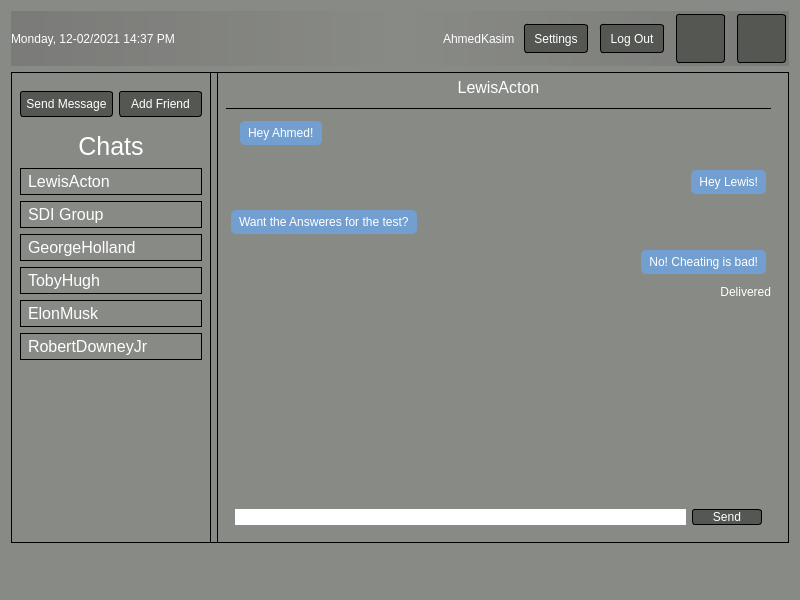
The window that mainhub.ui (AhmedMuktar1/SDIApplicationGroup51) describes before a commit, drawn with Qt 5.
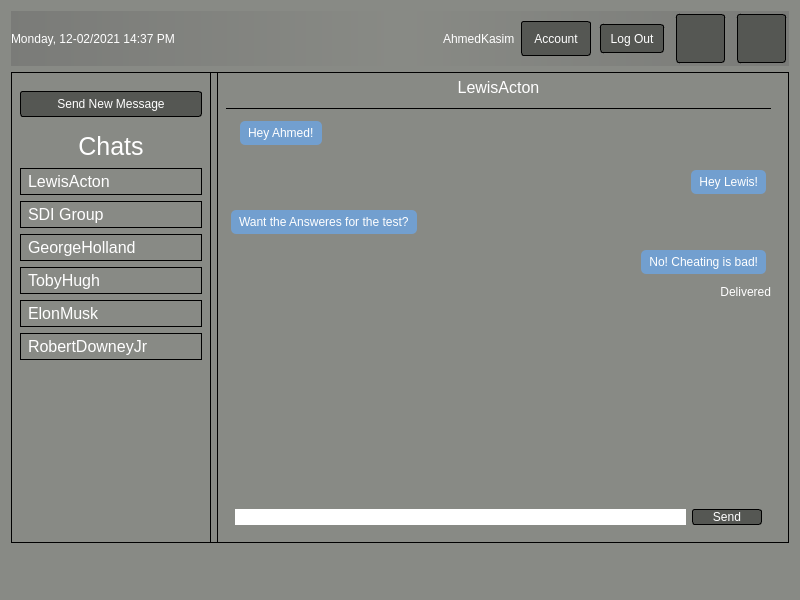
The same window after the commit. Icons and pictures are not drawn.

Commit message: Finished GUI and buttons

The edit to the form file:
```diff
--- a/mainhub.ui
+++ b/mainhub.ui
@@ -183,7 +183,7 @@
        </widget>
       </item>
       <item>
-       <widget class="QPushButton" name="settingsButton">
+       <widget class="QPushButton" name="AccountButton">
         <property name="sizePolicy">
          <sizepolicy hsizetype="Fixed" vsizetype="Fixed">
           <horstretch>0</horstretch>
@@ -197,7 +197,7 @@
          </size>
         </property>
         <property name="text">
-         <string>Settings</string>
+         <string>Account</string>
         </property>
        </widget>
       </item>
@@ -320,14 +320,7 @@
             <item>
              <widget class="QPushButton" name="sendMessageButton">
               <property name="text">
-               <string>Send Message</string>
-              </property>
-             </widget>
-            </item>
-            <item>
-             <widget class="QPushButton" name="addFriendsButton">
-              <property name="text">
-               <string>Add Friend</string>
+               <string>Send New Message</string>
               </property>
              </widget>
             </item>
@@ -620,7 +613,7 @@
      <property name="sizeHint" stdset="0">
       <size>
        <width>20</width>
-       <height>41</height>
+       <height>40</height>
       </size>
      </property>
     </spacer>
```
The commit also changes 12 other files.
